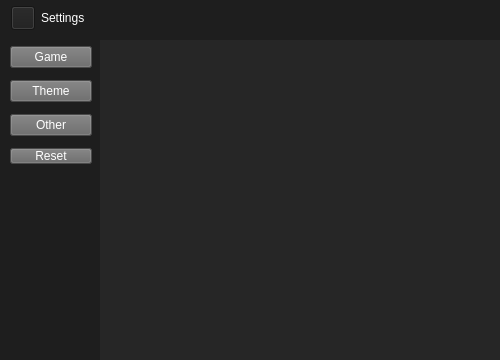
Qt form menu.ui (noX1st/crosses-and-zeros) before a commit.
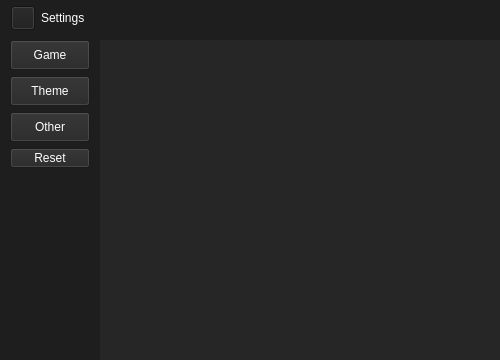
The same form after that commit. The open tabs and pages were chosen to show the change. Icons and pictures are not drawn.

```diff
--- a/menu.ui
+++ b/menu.ui
@@ -19,8 +19,7 @@
    <string>Dialog</string>
   </property>
   <property name="styleSheet">
-   <string notr="true">background-color: rgb(0, 0, 0);
-background-color: rgb(30, 30, 30);</string>
+   <string notr="true">background-color: rgb(30, 30, 30);</string>
   </property>
   <widget class="QStackedWidget" name="stackedWidget">
    <property name="geometry">
@@ -214,21 +213,43 @@
      <widget class="QWidget" name="page"/>
      <widget class="QWidget" name="page_2"/>
     </widget>
-    <widget class="QWidget" name="">
+    <widget class="QWidget" name="layoutWidget">
      <property name="geometry">
       <rect>
        <x>10</x>
        <y>40</y>
        <width>82</width>
-       <height>131</height>
+       <height>130</height>
       </rect>
      </property>
      <layout class="QVBoxLayout" name="verticalLayout_9">
       <item>
        <widget class="QPushButton" name="pushButton">
+        <property name="minimumSize">
+         <size>
+          <width>80</width>
+          <height>30</height>
+         </size>
+        </property>
+        <property name="maximumSize">
+         <size>
+          <width>80</width>
+          <height>30</height>
+         </size>
+        </property>
         <property name="styleSheet">
-         <string notr="true">background-color: rgb(103, 103, 103);
-color: rgb(255, 255, 255);</string>
+         <string notr="true">QPushButton{
+background-color: rgb(38, 38, 38);
+color: rgb(255, 255, 255);
+}
+
+QPushButton:hover{
+background-color: rgb(48, 48, 48);
+}
+
+QPushButton:pressed{
+background-color: rgb(62, 62, 62);
+}</string>
         </property>
         <property name="text">
          <string>Game</string>
@@ -237,9 +258,31 @@
       </item>
       <item>
        <widget class="QPushButton" name="pushButton_2">
+        <property name="minimumSize">
+         <size>
+          <width>80</width>
+          <height>30</height>
+         </size>
+        </property>
+        <property name="maximumSize">
+         <size>
+          <width>80</width>
+          <height>30</height>
+         </size>
+        </property>
         <property name="styleSheet">
-         <string notr="true">background-color: rgb(103, 103, 103);
-color: rgb(255, 255, 255);</string>
+         <string notr="true">QPushButton{
+background-color: rgb(38, 38, 38);
+color: rgb(255, 255, 255);
+}
+
+QPushButton:hover{
+background-color: rgb(48, 48, 48);
+}
+
+QPushButton:pressed{
+background-color: rgb(62, 62, 62);
+}</string>
         </property>
         <property name="text">
          <string>Theme</string>
@@ -248,9 +291,31 @@
       </item>
       <item>
        <widget class="QPushButton" name="pushButton_3">
+        <property name="minimumSize">
+         <size>
+          <width>80</width>
+          <height>30</height>
+         </size>
+        </property>
+        <property name="maximumSize">
+         <size>
+          <width>80</width>
+          <height>30</height>
+         </size>
+        </property>
         <property name="styleSheet">
-         <string notr="true">background-color: rgb(103, 103, 103);
-color: rgb(255, 255, 255);</string>
+         <string notr="true">QPushButton{
+background-color: rgb(38, 38, 38);
+color: rgb(255, 255, 255);
+}
+
+QPushButton:hover{
+background-color: rgb(48, 48, 48);
+}
+
+QPushButton:pressed{
+background-color: rgb(62, 62, 62);
+}</string>
         </property>
         <property name="text">
          <string>Other</string>
@@ -259,15 +324,31 @@
       </item>
       <item>
        <widget class="QPushButton" name="pushButton_7">
+        <property name="minimumSize">
+         <size>
+          <width>80</width>
+          <height>20</height>
+         </size>
+        </property>
         <property name="maximumSize">
          <size>
-          <width>100</width>
-          <height>16</height>
+          <width>80</width>
+          <height>20</height>
          </size>
         </property>
         <property name="styleSheet">
-         <string notr="true">background-color: rgb(103, 103, 103);
-color: rgb(255, 255, 255);</string>
+         <string notr="true">QPushButton{
+background-color: rgb(38, 38, 38);
+color: rgb(255, 255, 255);
+}
+
+QPushButton:hover{
+background-color: rgb(48, 48, 48);
+}
+
+QPushButton:pressed{
+background-color: rgb(62, 62, 62);
+}</string>
         </property>
         <property name="text">
          <string>Reset</string>
@@ -276,7 +357,7 @@
       </item>
      </layout>
     </widget>
-    <widget class="QWidget" name="">
+    <widget class="QWidget" name="layoutWidget">
      <property name="geometry">
       <rect>
        <x>11</x>
```
Left out of the diff: 86 changed lines with no effect on the pictures.
